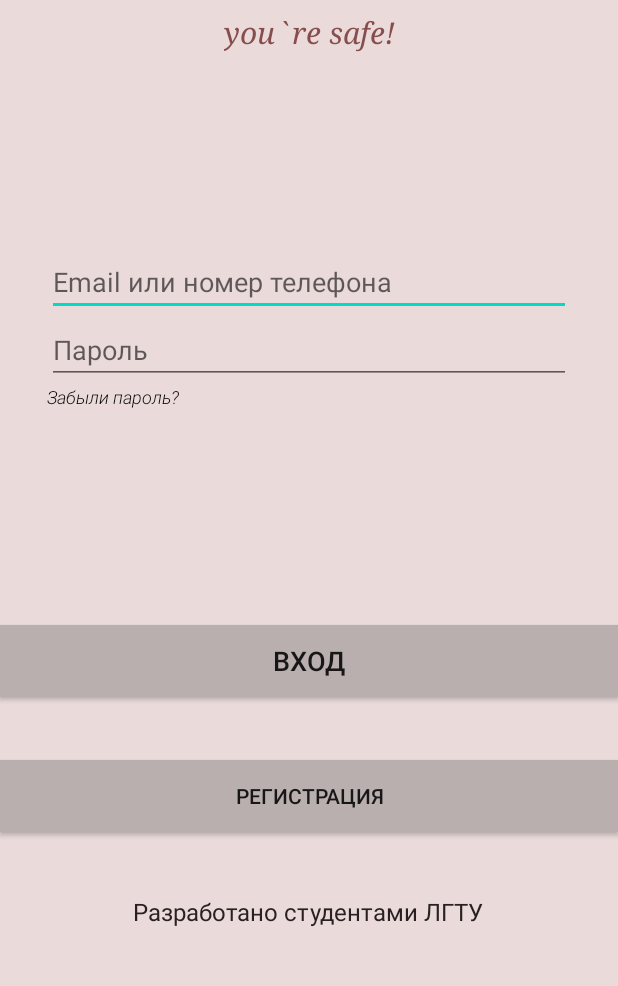
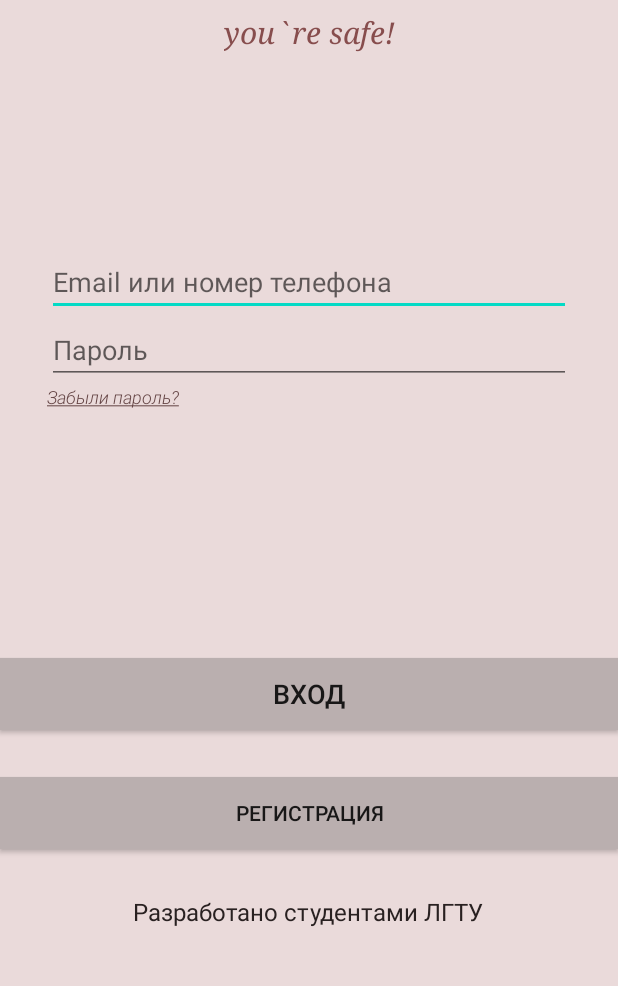
Before and after one commit to guyfox2001/securitasClient, an Android app: the screen it shows after launch (MainActivity), on a phone screen of 412 x 824 dp, the part 248-1234 px from its top. Run offline under Robolectric (Android 15) with nearby library versions, the phone set to English and light mode, and no system bars.

Commit message:
-Change styles.xml -Change activity_main.xml -Change colors.xml -Change strings.xml

```diff
--- a/app/src/main/res/layout/activity_main.xml
+++ b/app/src/main/res/layout/activity_main.xml
@@ -1,5 +1,6 @@
 <?xml version="1.0" encoding="utf-8"?>
-<androidx.constraintlayout.widget.ConstraintLayout xmlns:android="http://schemas.android.com/apk/res/android"
+<androidx.constraintlayout.widget.ConstraintLayout
+    xmlns:android="http://schemas.android.com/apk/res/android"
     xmlns:app="http://schemas.android.com/apk/res-auto"
     xmlns:tools="http://schemas.android.com/tools"
     android:layout_width="match_parent"
@@ -9,10 +10,10 @@
 
 
     <LinearLayout
+        android:layout_width="349dp"
+        android:layout_marginTop="32dp"
         android:id="@+id/linearLayout"
-        android:layout_width="349dp"
         android:layout_height="wrap_content"
-        android:layout_marginTop="32dp"
         android:orientation="vertical"
         app:layout_constraintBottom_toBottomOf="parent"
         app:layout_constraintEnd_toEndOf="parent"
@@ -21,28 +22,25 @@
         app:layout_constraintVertical_bias="0.203">
 
         <EditText
+            android:hint="Email или номер телефона"
             android:id="@+id/editTextTextPersonName"
-            android:layout_width="match_parent"
-            android:layout_height="wrap_content"
-            android:ems="10"
-            android:hint="Email или номер телефона"
-            android:inputType="textPersonName" />
+            android:inputType="textPersonName"
+
+            style="@style/RefEditText" />
 
         <EditText
             android:id="@+id/editTextTextPassword"
-            android:layout_width="match_parent"
-            android:layout_height="wrap_content"
-            android:ems="10"
             android:hint="Пароль"
+            style="@style/RefEditText"
             android:inputType="textPassword" />
 
         <TextView
-            android:id="@+id/textView4"
+            android:id="@+id/link"
             android:layout_width="wrap_content"
             android:layout_height="wrap_content"
             android:fontFamily="sans-serif-light"
-            android:text="Забыли пароль?"
-            android:textColor="#000000"
+            android:text="@string/restore_password"
+            android:textColorLink="@color/underlineGround"
             android:textSize="12sp"
             android:textStyle="italic" />
     </LinearLayout>
@@ -101,7 +99,8 @@
         app:layout_constraintEnd_toEndOf="parent"
         app:layout_constraintHorizontal_bias="0.0"
         app:layout_constraintStart_toStartOf="parent"
-        app:layout_constraintTop_toBottomOf="@+id/linearLayout" />
+        app:layout_constraintTop_toBottomOf="@+id/linearLayout"
+        app:layout_constraintVertical_bias="0.583" />
 
     <TextView
         android:id="@+id/textView2"
--- a/app/src/main/res/values/colors.xml
+++ b/app/src/main/res/values/colors.xml
@@ -6,5 +6,5 @@
     <color name="background">#EADADA</color>
     <color name="registColor">#BAAFAF</color>
     <color name="groundBack">#FFE3E3</color>
-
+    <color name="underlineGround">#644444</color>
 </resources>
--- a/app/src/main/res/values/strings.xml
+++ b/app/src/main/res/values/strings.xml
@@ -1,3 +1,4 @@
 <resources>
     <string name="app_name">securitasClient</string>
+    <string name="restore_password"><a href="com.securitas.securitasclient.RestorePasswordActivity">Забыли пароль?</a></string>
 </resources>
--- a/app/src/main/res/values/styles.xml
+++ b/app/src/main/res/values/styles.xml
@@ -6,5 +6,12 @@
         <item name="colorPrimaryDark">@color/colorPrimaryDark</item>
         <item name="colorAccent">@color/colorAccent</item>
     </style>
-
+    <style name="RefEditText">
+        <item name="android:layout_width">match_parent</item>
+        <item name="android:layout_height">wrap_content</item>
+        <item name="android:ems">10</item>
+        <item name="android:colorControlHighlight">@color/underlineGround</item>
+        <item name="android:colorControlActivated">@color/colorPrimary</item>
+        <item name="android:colorControlNormal">@color/underlineGround</item>
+    </style>
 </resources>
```
